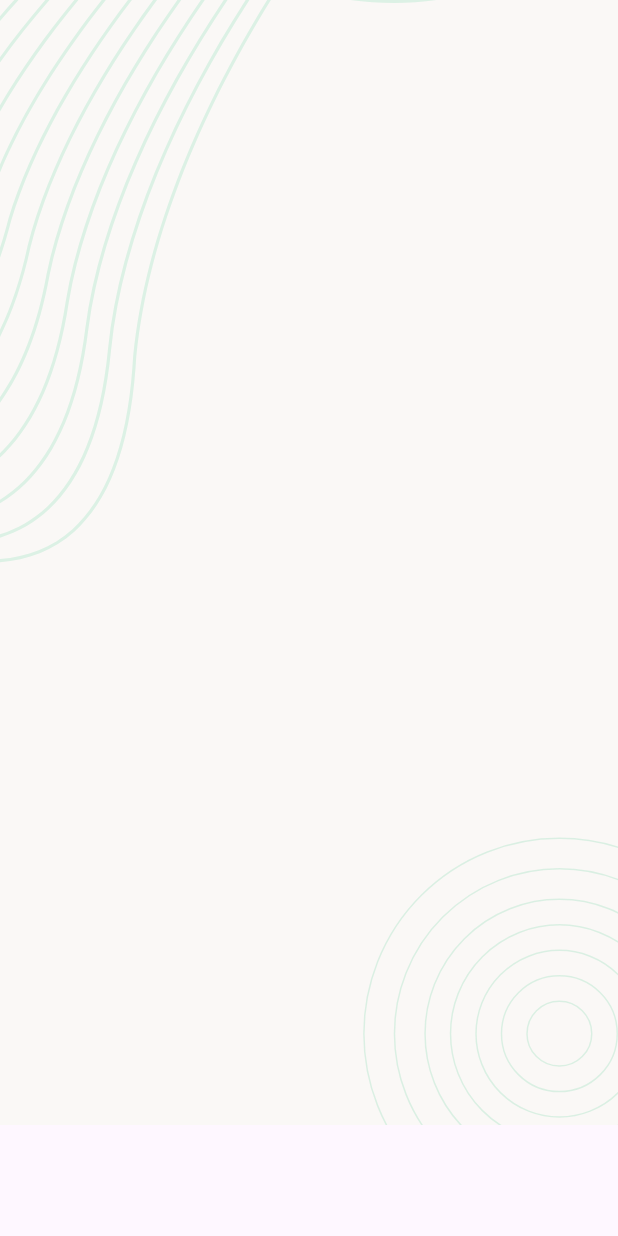
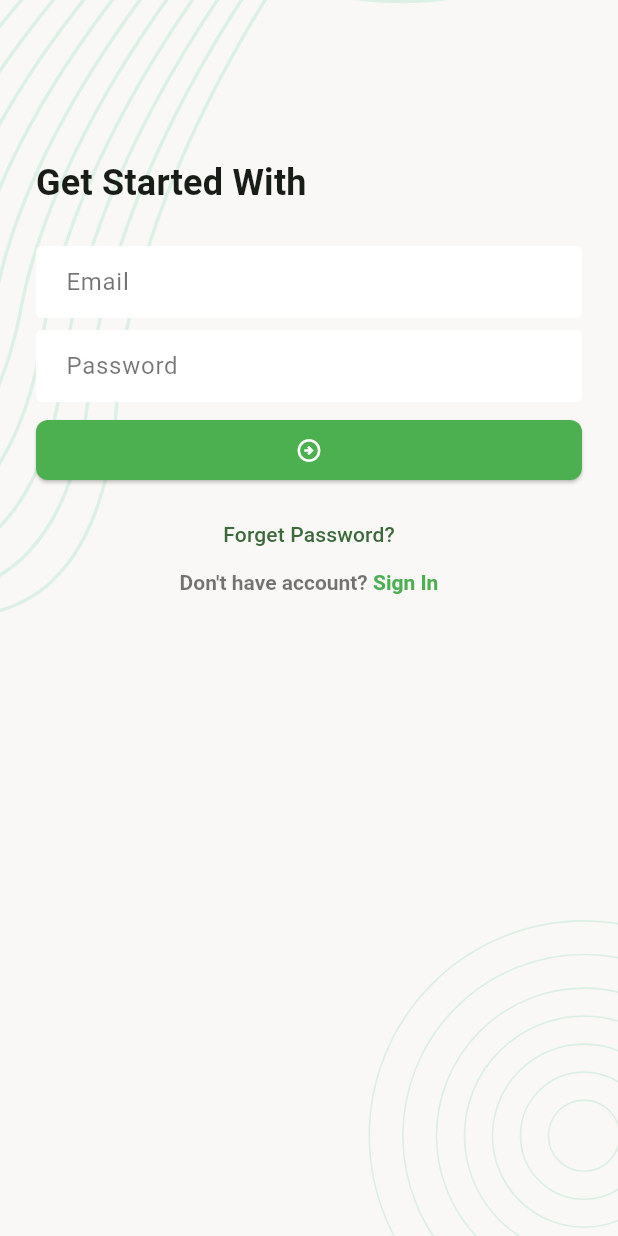
Before and after one commit to taherashraf/task_management_ui, a Flutter app: the screen it shows after launch, on a phone screen of 412 x 824 dp. Run offline on Flutter 3.47's test engine with Material 3 defaults, Android fonts, the phone set to English and light mode, and no system bars; our stand-ins replace flutter_svg.

Commit message:
Designed Login Page

```diff
--- a/lib/app.dart
+++ b/lib/app.dart
@@ -12,7 +12,45 @@ class _TaskManagerAppState extends State<TaskManagerApp> {
   @override
   Widget build(BuildContext context) {
     return MaterialApp(
-      home: SplashScreen(),
+      theme: ThemeData(
+        colorSchemeSeed: Colors.green,
+        inputDecorationTheme: InputDecorationTheme(
+          hintStyle: TextStyle(
+            fontWeight: FontWeight.w400,
+            color: Colors.black54,
+          ),
+          fillColor: Colors.white,
+          filled: true,
+          contentPadding: EdgeInsets.symmetric(
+            horizontal: 16,
+          ),
+          border: _getZeroBorder(),
+          enabledBorder: _getZeroBorder(),
+          errorBorder: _getZeroBorder(),
+        ),
+        elevatedButtonTheme: ElevatedButtonThemeData(
+          style: ElevatedButton.styleFrom(
+              fixedSize: Size.fromWidth(double.maxFinite),
+              foregroundColor: Colors.white,
+              backgroundColor: Colors.green,
+              iconColor: Colors.white,
+              shape: RoundedRectangleBorder(
+                borderRadius: BorderRadius.circular(8),
+              )
+          ),
+        ),
+        textTheme: TextTheme(
+          titleMedium: TextStyle(fontSize: 24, fontWeight: FontWeight.w600),
+        ),
+      ),
+      home: const SplashScreen(),
     );
   }
+
+  OutlineInputBorder _getZeroBorder() {
+    return OutlineInputBorder(
+      borderSide: BorderSide.none,
+    );
+  }
+
 }
--- /dev/null
+++ b/lib/ui/screens/login_screen.dart
@@ -0,0 +1,80 @@
+import 'package:flutter/gestures.dart';
+import 'package:flutter/material.dart';
+import 'package:task_management_ui/ui/widgets/screen_background.dart';
+
+class LoginScreen extends StatefulWidget {
+  const LoginScreen({super.key});
+
+  @override
+  State<LoginScreen> createState() => _LoginScreenState();
+}
+
+class _LoginScreenState extends State<LoginScreen> {
+  @override
+  Widget build(BuildContext context) {
+    return Scaffold(
+      body: ScreenBackground(
+        child: Padding(
+          padding: const EdgeInsets.all(24),
+          child: Column(
+            crossAxisAlignment: CrossAxisAlignment.start,
+            children: [
+              SizedBox(height: 80),
+              Text(
+                'Get Started With',
+                style: Theme.of(context).textTheme.titleMedium,
+              ),
+              const SizedBox(height: 24),
+              TextFormField(decoration: InputDecoration(hintText: 'Email')),
+              const SizedBox(height: 8),
+              TextFormField(decoration: InputDecoration(hintText: 'Password')),
+              const SizedBox(height: 8),
+
+              ElevatedButton(
+                onPressed: () {},
+                child: Icon(Icons.arrow_circle_right_outlined),
+              ),
+              const SizedBox(height: 8),
+              Center(
+                child: Column(
+                  children: [
+                    TextButton(
+                      onPressed: _onTapForgotPasswordButton,
+                      child: Text('Forget Password?'),
+                    ),
+                    RichText(
+                      text: TextSpan(
+                        style: TextStyle(
+                          color: Colors.black54,
+                          fontWeight: FontWeight.w600,
+                        ),
+                        children: [
+                          TextSpan(text: "Don't have account? "),
+                          TextSpan(
+                            text: "Sign In",
+                            style: TextStyle(
+                              color: Colors.green,
+                              fontWeight: FontWeight.bold,
+                            ),
+                            recognizer: TapGestureRecognizer()..onTap = _onTapSignInButton, // cascade operation double
+                          ),
+                        ],
+                      ),
+                    ),
+                  ],
+                ),
+              ),
+            ],
+          ),
+        ),
+      ),
+    );
+  }
+  void _onTapForgotPasswordButton () {
+
+  }
+
+  void _onTapSignInButton () {
+
+  }
+}
--- a/lib/ui/screens/splash_screen.dart
+++ b/lib/ui/screens/splash_screen.dart
@@ -1,5 +1,8 @@
 import 'package:flutter/material.dart';
 import 'package:flutter_svg/flutter_svg.dart';
+import 'package:task_management_ui/ui/screens/login_screen.dart';
+import 'package:task_management_ui/ui/utils/assets_path..dart';
+import 'package:task_management_ui/ui/widgets/screen_background.dart';
 
 class SplashScreen extends StatefulWidget {
   const SplashScreen({super.key});
@@ -10,9 +13,25 @@ class SplashScreen extends StatefulWidget {
 
 class _SplashScreenState extends State<SplashScreen> {
   @override
+  void initState() {
+    super.initState();
+    _moveToNextScreen();
+  }
+
+  Future<void> _moveToNextScreen() async {
+    await Future.delayed(Duration(seconds: 2));
+    Navigator.pushReplacement(
+      context,
+      MaterialPageRoute(builder: (context) => const LoginScreen()),
+    );
+  }
+
+  @override
   Widget build(BuildContext context) {
     return Scaffold(
-      body: SvgPicture.asset('assets/images/background.svg', fit: BoxFit.cover,),
-      );
+      body: ScreenBackground(
+        child: Center(child: SvgPicture.asset(AssetsPath.logoSvg, width: 120),),
+      ),
+    );
   }
 }
--- /dev/null
+++ b/lib/ui/utils/assets_path..dart
@@ -0,0 +1,8 @@
+class AssetsPath{
+
+  static const String _imagePath = 'assets/images';
+
+  static const String backgroundSvg ='$_imagePath/background.svg';
+  static const String logoSvg ='$_imagePath/logo.svg';
+
+}
--- /dev/null
+++ b/lib/ui/widgets/screen_background.dart
@@ -0,0 +1,24 @@
+import 'package:flutter/material.dart';
+import 'package:flutter_svg/svg.dart';
+
+import '../utils/assets_path..dart';
+
+class ScreenBackground extends StatelessWidget {
+  final Widget child;
+  const ScreenBackground({super.key, required this.child});
+
+  @override
+  Widget build(BuildContext context) {
+    return Stack(
+      children: [
+        SvgPicture.asset(
+          width: double.maxFinite,
+          height: double.maxFinite,
+          AssetsPath.backgroundSvg,
+          fit: BoxFit.cover,
+        ),
+        SafeArea(child: child),
+      ],
+    );
+  }
+}
```
